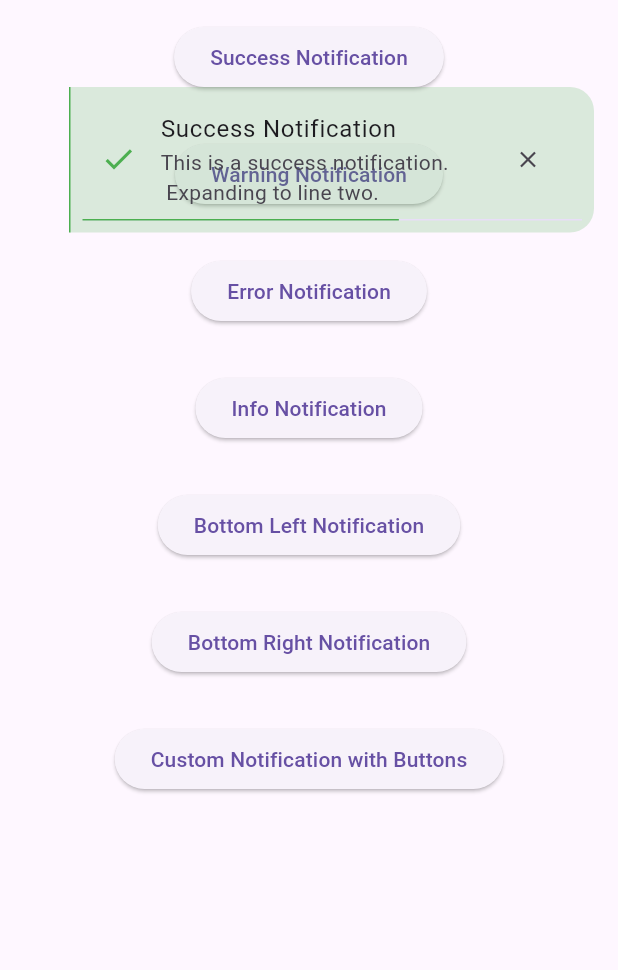
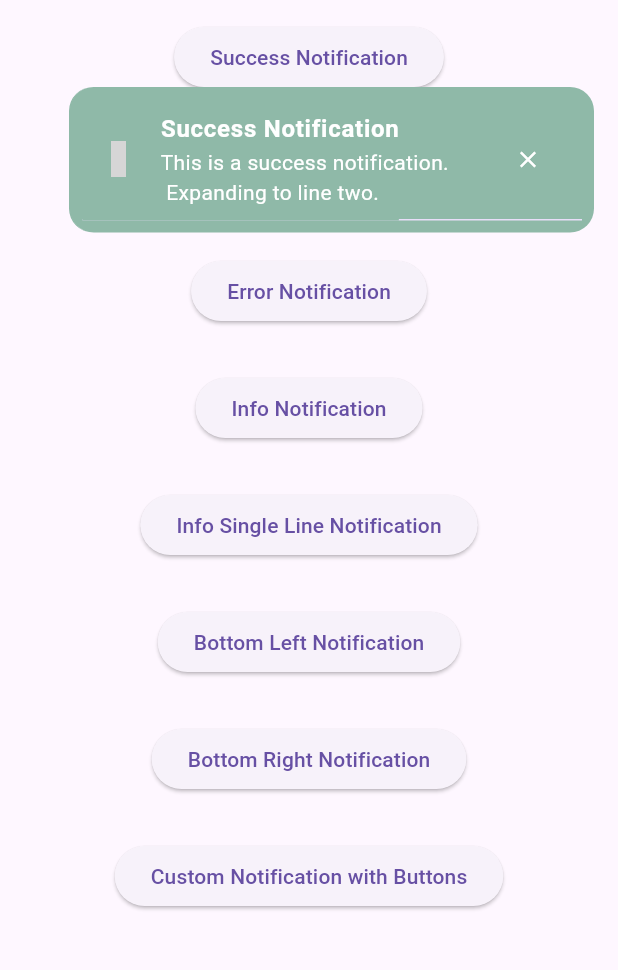
Before and after one commit to CodingwithTea/t_overlay_notification, a Flutter app: the screen it shows after launch, after a tap on "Success Notification", on a phone screen of 412 x 824 dp, the part 63-1033 px from its top. Run offline on Flutter 3.47's test engine with Material 3 defaults, Android fonts, the phone set to English and light mode, and no system bars; our stand-ins replace iconsax; grey boxes are pictures that could not be loaded.

Commit message:
## 1.0.0 - Sticky Notifications - Updated Design and Color Polished - Action Widget Support

```diff
--- a/example/lib/main.dart
+++ b/example/lib/main.dart
@@ -21,9 +21,8 @@ class MyApp extends StatelessWidget {
                   onPressed: () {
                     TNotificationOverlay.success(
                       context: context,
-                      title: Text('Success Notification'),
-                      subTitle: Text(
-                          'This is a success notification. \n Expanding to line two.'),
+                      title: 'Success Notification',
+                      subTitle: 'This is a success notification. \n Expanding to line two.',
                     );
                   },
                   child: Text('Success Notification'),
@@ -33,9 +32,8 @@ class MyApp extends StatelessWidget {
                   onPressed: () {
                     TNotificationOverlay.warning(
                       context: context,
-                      title: Text('Warning Notification'),
-                      subTitle: Text(
-                          'This is a Warning notification. \n Expanding to line two.'),
+                      title: ('Warning Notification'),
+                      subTitle: ('This is a Warning notification. \n Expanding to line two.'),
                     );
                   },
                   child: Text('Warning Notification'),
@@ -45,9 +43,8 @@ class MyApp extends StatelessWidget {
                   onPressed: () {
                     TNotificationOverlay.error(
                       context: context,
-                      title: Text('Error Notification'),
-                      subTitle: Text(
-                          'This is a Error notification. \n Expanding to line two.'),
+                      title: ('Error Notification'),
+                      subTitle: ('This is a Error notification. \n Expanding to line two.'),
                     );
                   },
                   child: Text('Error Notification'),
@@ -57,9 +54,8 @@ class MyApp extends StatelessWidget {
                   onPressed: () {
                     TNotificationOverlay.info(
                       context: context,
-                      title: Text('Info Notification'),
-                      subTitle: Text(
-                          'This is a Info notification. \n Expanding to line two.'),
+                      title: ('Info Notification'),
+                      subTitle: ('This is a Info notification. \n Expanding to line two.'),
                     );
                   },
                   child: Text('Info Notification'),
@@ -67,11 +63,22 @@ class MyApp extends StatelessWidget {
                 const SizedBox(height: 30),
                 ElevatedButton(
                   onPressed: () {
+                    TNotificationOverlay.info(
+                      sticky: true,
+                      context: context,
+                      title: ('Info Notification'),
+                    );
+                  },
+                  child: Text('Info Single Line Notification'),
+                ),
+                const SizedBox(height: 30),
+                ElevatedButton(
+                  onPressed: () {
                     TNotificationOverlay.show(
                       context: context,
-                      title: Text('Bottom Left Notification'),
-                      subTitle: Text('This is a Bottom Left notification.'),
-                      type: NotificationType.warning,
+                      title: ('Bottom Left Notification'),
+                      subTitle: ('This is a Bottom Left notification.'),
+                      type: NotificationType.info,
                       position: NotificationPosition.bottomLeft,
                       slideInDirection: SlideDirection.leftToRight,
                       slideOutDirection: SlideDirection.leftToRight,
@@ -84,9 +91,9 @@ class MyApp extends StatelessWidget {
                   onPressed: () {
                     TNotificationOverlay.show(
                       context: context,
-                      title: Text('Bottom Right Notification'),
-                      subTitle: Text('This is a Bottom Right notification.'),
-                      type: NotificationType.warning,
+                      title: ('Bottom Right Notification'),
+                      subTitle: ('This is a Bottom Right notification.'),
+                      type: NotificationType.info,
                       position: NotificationPosition.bottomRight,
                       slideInDirection: SlideDirection.rightToLeft,
                       slideOutDirection: SlideDirection.rightToLeft,
@@ -101,24 +108,16 @@ class MyApp extends StatelessWidget {
                       context: context,
                       width: 350,
                       spacing: 30,
-                      title: Text('Warning Notification',
-                          style: Theme.of(context).textTheme.titleLarge),
-                      subTitle: Column(
-                        crossAxisAlignment: CrossAxisAlignment.start,
+                      title: 'Custom Notification',
+                      subTitle: 'This is a custom notification',
+                      action: Row(
                         children: [
-                          Text('This is a warning notification.'),
-                          const SizedBox(height: 12),
-                          Row(
-                            children: [
-                              TextButton(
-                                  onPressed: () {}, child: Text('Dismiss')),
-                              const SizedBox(width: 8),
-                              TextButton(onPressed: () {}, child: Text('Undo'))
-                            ],
-                          )
+                          TextButton(onPressed: () {}, child: Text('Dismiss', style: TextStyle(color: Colors.white),)),
+                          const SizedBox(width: 8),
+                          TextButton(onPressed: () {}, child: Text('Undo', style: TextStyle(color: Colors.white)))
                         ],
                       ),
-                      type: NotificationType.warning,
+                      type: NotificationType.info,
                       duration: Duration(seconds: 3),
                       position: NotificationPosition.bottomLeft,
                       slideInDirection: SlideDirection.leftToRight,
--- a/lib/src/t_notification_overlay.dart
+++ b/lib/src/t_notification_overlay.dart
@@ -13,8 +13,10 @@ class TNotificationOverlay {
   /// Displays a success notification.
   static void success({
     required BuildContext context,
-    required Widget title,
-    Widget? subTitle,
+    required String title,
+    String? subTitle,
+    Widget? action,
+    bool? sticky,
     Duration duration = const Duration(seconds: 3),
     double spacing = 10,
     double height = 100,
@@ -25,6 +27,8 @@ class TNotificationOverlay {
       context: context,
       title: title,
       subTitle: subTitle,
+      action: action,
+      sticky: sticky,
       type: NotificationType.success,
       duration: duration,
       spacing: spacing,
@@ -37,8 +41,10 @@ class TNotificationOverlay {
   /// Displays an error notification.
   static void error({
     required BuildContext context,
-    required Widget title,
-    Widget? subTitle,
+    required String title,
+    String? subTitle,
+    Widget? action,
+    bool? sticky,
     Duration duration = const Duration(seconds: 3),
     double spacing = 10,
     double height = 100,
@@ -49,6 +55,8 @@ class TNotificationOverlay {
       context: context,
       title: title,
       subTitle: subTitle,
+      action: action,
+      sticky: sticky,
       type: NotificationType.error,
       duration: duration,
       spacing: spacing,
@@ -61,8 +69,10 @@ class TNotificationOverlay {
   /// Displays a warning notification.
   static void warning({
     required BuildContext context,
-    required Widget title,
-    Widget? subTitle,
+    required String title,
+    String? subTitle,
+    Widget? action,
+    bool? sticky,
     Duration duration = const Duration(seconds: 3),
     double spacing = 10,
     double height = 100,
@@ -73,6 +83,8 @@ class TNotificationOverlay {
       context: context,
       title: title,
       subTitle: subTitle,
+      action: action,
+      sticky: sticky,
       type: NotificationType.warning,
       duration: duration,
       spacing: spacing,
@@ -85,8 +97,10 @@ class TNotificationOverlay {
   /// Displays an info notification.
   static void info({
     required BuildContext context,
-    required Widget title,
-    Widget? subTitle,
+    required String title,
+    String? subTitle,
+    Widget? action,
+    bool? sticky,
     Duration duration = const Duration(seconds: 3),
     double spacing = 10,
     double height = 100,
@@ -97,6 +111,8 @@ class TNotificationOverlay {
       context: context,
       title: title,
       subTitle: subTitle,
+      action: action,
+      sticky: sticky,
       type: NotificationType.info,
       duration: duration,
       spacing: spacing,
@@ -108,18 +124,29 @@ class TNotificationOverlay {
 
   /// Displays a notification with a specific type, title, and message.
   ///
-  /// [title] is the title of the notification.
-  /// [subTitle] is the detailed message of the notification.
-  /// [type] determines the style (success, error, warning, info).
-  /// [duration] defines how long the notification will remain visible (default is 3 seconds).
-  /// [spacing] allows customization of the space between notifications (default is 10.0).
-  /// [position] defines the corner where notifications will appear (default is topRight).
+  /// [title] is the main title of the notification (required).
+  /// [subTitle] is the optional detailed message of the notification.
+  /// [action] is a customizable widget for user actions (e.g., buttons).
+  /// [type] determines the style of the notification (success, error, warning, info).
+  /// [duration] defines how long the notification remains visible. Ignored if [sticky] is true.
+  /// [sticky] makes the notification stay on screen indefinitely (default is false).
+  /// [spacing] specifies the space between stacked notifications (default is 10.0).
+  /// [height] sets the height of the notification widget.
+  /// [width] specifies the width of the notification widget.
+  /// [titleColor], [messageColor], [backgroundColor], and [borderColor] customize colors.
+  /// [borderRadius] sets the corner radius of the notification box.
+  /// [iconColor] customizes the notification icon color.
+  /// [paddingVertical] and [paddingHorizontal] adjust internal padding.
+  /// [slideInDirection] and [slideOutDirection] control the slide animations.
+  /// [position] defines the notification's position on the screen (e.g., topRight, bottomLeft).
   static void show({
     required BuildContext context,
-    required Widget title,
-    Widget? subTitle,
+    required String title,
+    String? subTitle,
+    Widget? action,
     NotificationType type = NotificationType.info,
     Duration duration = const Duration(seconds: 3),
+    bool? sticky,
     double spacing = 10,
     double height = 100,
     double? width,
@@ -142,27 +169,20 @@ class TNotificationOverlay {
     late final OverlayEntry overlayEntry;
 
     // Add a global key to control the position animation.
-    final GlobalKey<NotificationAnimationPositionState> key =
-        GlobalKey<NotificationAnimationPositionState>();
+    final GlobalKey<NotificationAnimationPositionState> key = GlobalKey<NotificationAnimationPositionState>();
 
     overlayEntry = OverlayEntry(
       builder: (context) {
         // Determine the alignment based on user-specified position.
-        final bool isTop = position == NotificationPosition.topLeft ||
-            position == NotificationPosition.topRight;
-        final bool isLeft = position == NotificationPosition.topLeft ||
-            position == NotificationPosition.bottomLeft;
+        final bool isTop = position == NotificationPosition.topLeft || position == NotificationPosition.topRight;
+        final bool isLeft = position == NotificationPosition.topLeft || position == NotificationPosition.bottomLeft;
 
         return AnimatedPositioned(
           duration: Duration(milliseconds: 300),
           left: isLeft ? 16.0 : null,
           right: isLeft ? null : 16.0,
-          top: isTop
-              ? _calculateOffset(overlayEntry, height, spacing, isTop: true)
-              : null,
-          bottom: isTop
-              ? null
-              : _calculateOffset(overlayEntry, height, spacing, isTop: false),
+          top: isTop ? _calculateOffset(overlayEntry, height, spacing, isTop: true) : null,
+          bottom: isTop ? null : _calculateOffset(overlayEntry, height, spacing, isTop: false),
           child: NotificationAnimationPosition(
             key: key,
             slideInDirection: slideInDirection,
@@ -170,11 +190,8 @@ class TNotificationOverlay {
             child: TNotificationWidget(
               title: title,
               subTitle: subTitle,
-              onClose: () {
-                key.currentState?.animateOut(() {
-                  _removeNotification(overlayEntry);
-                });
-              },
+              action: action,
+              sticky: sticky,
               type: type,
               width: width,
               paddingHorizontal: paddingHorizontal,
@@ -186,6 +203,11 @@ class TNotificationOverlay {
               borderRadius: borderRadius,
               iconColor: iconColor,
               duration: duration,
+              onClose: () {
+                key.currentState?.animateOut(() {
+                  _removeNotification(overlayEntry);
+                });
+              },
             ),
           ),
         );
@@ -197,15 +219,15 @@ class TNotificationOverlay {
     overlay?.insert(overlayEntry);
 
     // Automatically remove the notification after the specified duration.
-    Future.delayed(
+    if(sticky == null || !sticky) {
+      Future.delayed(
         duration,
-        () => key.currentState
-            ?.animateOut(() => _removeNotification(overlayEntry)));
+        () => key.currentState?.animateOut(() => _removeNotification(overlayEntry)),
+      );
+    }
   }
 
-  static double _calculateOffset(
-      OverlayEntry entry, double height, double spacing,
-      {required bool isTop}) {
+  static double _calculateOffset(OverlayEntry entry, double height, double spacing, {required bool isTop}) {
     final index = _notifications.indexOf(entry);
     final totalOffset = index * (height + spacing);
     return totalOffset + (isTop ? height : 0.0); // Add margin for padding.
--- a/lib/src/t_notification_widget.dart
+++ b/lib/src/t_notification_widget.dart
@@ -1,14 +1,17 @@
 import 'dart:async';
 
 import 'package:flutter/material.dart';
+import 'package:iconsax/iconsax.dart';
 
 import '../t_overlay_notification.dart';
 
 class TNotificationWidget extends StatefulWidget {
-  final Widget title;
-  final Widget? subTitle;
+  final String title;
+  final String? subTitle;
+  final Widget? action;
   final NotificationType type;
   final VoidCallback onClose;
+  final bool? sticky;
 
   final Color? backgroundColor;
   final Color? borderColor;
@@ -27,6 +30,7 @@ class TNotificationWidget extends StatefulWidget {
     required this.onClose,
     required this.duration,
     this.subTitle,
+    this.action,
     this.backgroundColor,
     this.borderColor,
     this.titleColor,
@@ -36,6 +40,7 @@ class TNotificationWidget extends StatefulWidget {
     this.borderRadius,
     this.paddingVertical,
     this.paddingHorizontal,
+    this.sticky,
     super.key,
   });
 
@@ -51,7 +56,7 @@ class _TNotificationWidgetState extends State<TNotificationWidget> {
   void initState() {
     super.initState();
     _progressValue = 1.0;
-    _startSliderCountdown();
+    if (widget.sticky == null || !widget.sticky!) _startSliderCountdown();
   }
 
   void _startSliderCountdown() {
@@ -82,25 +87,22 @@ class _TNotificationWidgetState extends State<TNotificationWidget> {
   @override
   Widget build(BuildContext context) {
     final Map<NotificationType, Color> defaultTypeColors = {
-      NotificationType.success: const Color(0xFF4CAF50),
-      NotificationType.error: const Color(0xFFF44336),
-      NotificationType.warning: const Color(0xFFFFC107),
-      NotificationType.info: const Color(0xFF2196F3),
+      NotificationType.success: const Color(0xFF8FB9A8),
+      NotificationType.error: const Color(0xFFD8737F),
+      NotificationType.warning: const Color(0xFFFCBB6D),
+      NotificationType.info: const Color(0xFF475C7A),
     };
 
     final Map<NotificationType, IconData> typeIcons = {
-      NotificationType.success: Icons.check,
-      NotificationType.error: Icons.error,
-      NotificationType.warning: Icons.warning,
-      NotificationType.info: Icons.info,
+      NotificationType.success: Iconsax.tick_circle,
+      NotificationType.error: Iconsax.close_circle,
+      NotificationType.warning: Iconsax.warning_2,
+      NotificationType.info: Iconsax.info_circle,
     };
 
-    final Color effectiveBackgroundColor = widget.backgroundColor ??
-        defaultTypeColors[widget.type]!.withValues(alpha: 0.2);
-    final Color effectiveBorderColor =
-        widget.borderColor ?? defaultTypeColors[widget.type]!;
-    final Color effectiveIconColor =
-        widget.iconColor ?? defaultTypeColors[widget.type]!;
+    final Color effectiveBackgroundColor = widget.backgroundColor ?? defaultTypeColors[widget.type]!;
+    final Color effectiveBorderColor = widget.borderColor ?? defaultTypeColors[widget.type]!;
+    final Color effectiveIconColor = widget.iconColor ?? Colors.white;
     final double effectiveWidth = widget.width ?? 350.0;
     final double effectiveBorderRadius = widget.borderRadius ?? 16.0;
     final double effectivePaddingVertical = widget.paddingVertical ?? 8.0;
@@ -113,12 +115,8 @@ class _TNotificationWidgetState extends State<TNotificationWidget> {
         // padding: EdgeInsets.only(top: effectivePaddingVertical),
         decoration: BoxDecoration(
           color: effectiveBackgroundColor,
-          border:
-              Border(left: BorderSide(color: effectiveBorderColor, width: 1)),
-          borderRadius: BorderRadius.only(
-            topRight: Radius.circular(effectiveBorderRadius),
-            bottomRight: Radius.circular(effectiveBorderRadius),
-          ),
+          border: Border(left: BorderSide(color: effectiveBorderColor, width: 1)),
+          borderRadius: BorderRadius.circular(effectiveBorderRadius),
         ),
         width: effectiveWidth,
         child: Column(
@@ -127,23 +125,29 @@ class _TNotificationWidgetState extends State<TNotificationWidget> {
           children: [
             /// Value
             ListTile(
-              title: widget.title,
-              subtitle: widget.subTitle,
-              contentPadding:
-                  EdgeInsets.symmetric(horizontal: effectivePaddingHorizontal),
-              leading: Icon(typeIcons[widget.type],
-                  size: 24.0, color: effectiveIconColor),
+              title: Text(widget.title, style: TextStyle(fontWeight: FontWeight.bold, fontSize: 16, color: Colors.white)),
+              subtitle: widget.action != null
+                  ? Column(
+                      crossAxisAlignment: CrossAxisAlignment.start,
+                      children: [
+                        if (widget.subTitle != null)
+                          Text(widget.subTitle!, style: TextStyle(fontWeight: FontWeight.normal, fontSize: 14, color: Colors.white)),
+                        widget.action!,
+                      ],
+                    )
+                  : widget.subTitle != null
+                      ? Text(widget.subTitle!, style: TextStyle(fontWeight: FontWeight.normal, fontSize: 14, color: Colors.white))
+                      : null,
+              contentPadding: EdgeInsets.symmetric(horizontal: effectivePaddingHorizontal),
+              leading: Icon(typeIcons[widget.type], size: 24.0, color: effectiveIconColor),
               trailing: IconButton(
-                icon: const Icon(Icons.close, size: 18.0),
+                icon: const Icon(Icons.close, size: 18.0, color: Colors.white),
                 onPressed: widget.onClose,
               ),
             ),
 
             /// Progress Indicator
-            LinearProgressIndicator(
-                minHeight: 1,
-                value: _progressValue,
-                color: effectiveBorderColor),
+            LinearProgressIndicator(minHeight: 1, value: _progressValue, color: effectiveBorderColor),
           ],
         ),
       ),
--- a/pubspec.yaml
+++ b/pubspec.yaml
@@ -2,7 +2,7 @@ name: t_overlay_notification
 description: A reusable Flutter notification overlay for success, error, warning, and info messages.
 
 
-version: 0.0.7
+version: 1.0.0
 
 # Follow the semantic versioning guidelines:
 #
@@ -22,6 +22,8 @@ environment:
 dependencies:
   flutter:
     sdk: flutter
+  iconsax: ^0.0.8
+
 
 dev_dependencies:
   flutter_test:
```
Also changed, not shown: example/pubspec.lock, 2 other files.
